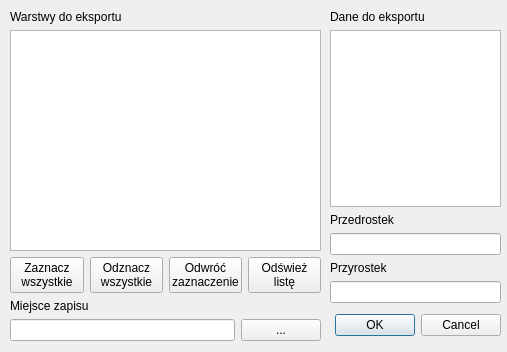
This is style_exporter/style_exporter_dialog_base.ui in Rzezimioszek/QGIS-style-exporter as Qt 5 draws it before an edit. The edited form follows.
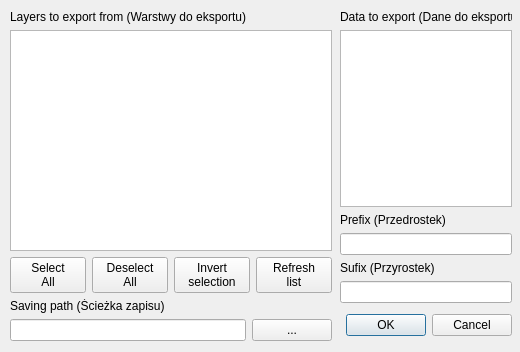
This is the edited form.

Diff of the .ui file:
```diff
--- a/style_exporter/style_exporter_dialog_base.ui
+++ b/style_exporter/style_exporter_dialog_base.ui
@@ -6,19 +6,19 @@
    <rect>
     <x>0</x>
     <y>0</y>
-    <width>507</width>
+    <width>520</width>
     <height>352</height>
    </rect>
   </property>
   <property name="minimumSize">
    <size>
-    <width>507</width>
+    <width>520</width>
     <height>352</height>
    </size>
   </property>
   <property name="maximumSize">
    <size>
-    <width>507</width>
+    <width>520</width>
     <height>352</height>
    </size>
   </property>
@@ -28,9 +28,9 @@
   <widget class="QWidget" name="verticalLayoutWidget">
    <property name="geometry">
     <rect>
-     <x>330</x>
+     <x>340</x>
      <y>10</y>
-     <width>171</width>
+     <width>172</width>
      <height>331</height>
     </rect>
    </property>
@@ -38,7 +38,7 @@
     <item>
      <widget class="QLabel" name="label_2">
       <property name="text">
-       <string>Dane do eksportu</string>
+       <string>Data to export (Dane do eksportu)</string>
       </property>
      </widget>
     </item>
@@ -52,7 +52,7 @@
     <item>
      <widget class="QLabel" name="label_4">
       <property name="text">
-       <string>Przedrostek</string>
+       <string>Prefix (Przedrostek)</string>
       </property>
      </widget>
     </item>
@@ -62,7 +62,7 @@
     <item>
      <widget class="QLabel" name="label_5">
       <property name="text">
-       <string>Przyrostek</string>
+       <string>Sufix (Przyrostek)</string>
       </property>
      </widget>
     </item>
@@ -92,7 +92,7 @@
     <rect>
      <x>10</x>
      <y>10</y>
-     <width>311</width>
+     <width>322</width>
      <height>331</height>
     </rect>
    </property>
@@ -100,7 +100,7 @@
     <item>
      <widget class="QLabel" name="label_3">
       <property name="text">
-       <string>Warstwy do eksportu</string>
+       <string>Layers to export from (Warstwy do eksportu)</string>
       </property>
      </widget>
     </item>
@@ -122,8 +122,8 @@
          </sizepolicy>
         </property>
         <property name="text">
-         <string>Zaznacz
-wszystkie</string>
+         <string>Select
+All</string>
         </property>
         <property name="checkable">
          <bool>false</bool>
@@ -142,8 +142,8 @@
          </sizepolicy>
         </property>
         <property name="text">
-         <string>Odznacz
-wszystkie</string>
+         <string>Deselect
+All</string>
         </property>
         <property name="checkable">
          <bool>false</bool>
@@ -162,8 +162,8 @@
          </sizepolicy>
         </property>
         <property name="text">
-         <string>Odwróć
-zaznaczenie</string>
+         <string>Invert
+selection</string>
         </property>
         <property name="checkable">
          <bool>false</bool>
@@ -182,8 +182,8 @@
          </sizepolicy>
         </property>
         <property name="text">
-         <string>Odśwież
-listę</string>
+         <string>Refresh
+list</string>
         </property>
         <property name="checkable">
          <bool>false</bool>
@@ -198,7 +198,7 @@
     <item>
      <widget class="QLabel" name="label">
       <property name="text">
-       <string>Miejsce zapisu</string>
+       <string>Saving path (Ścieżka zapisu)</string>
       </property>
      </widget>
     </item>
```
